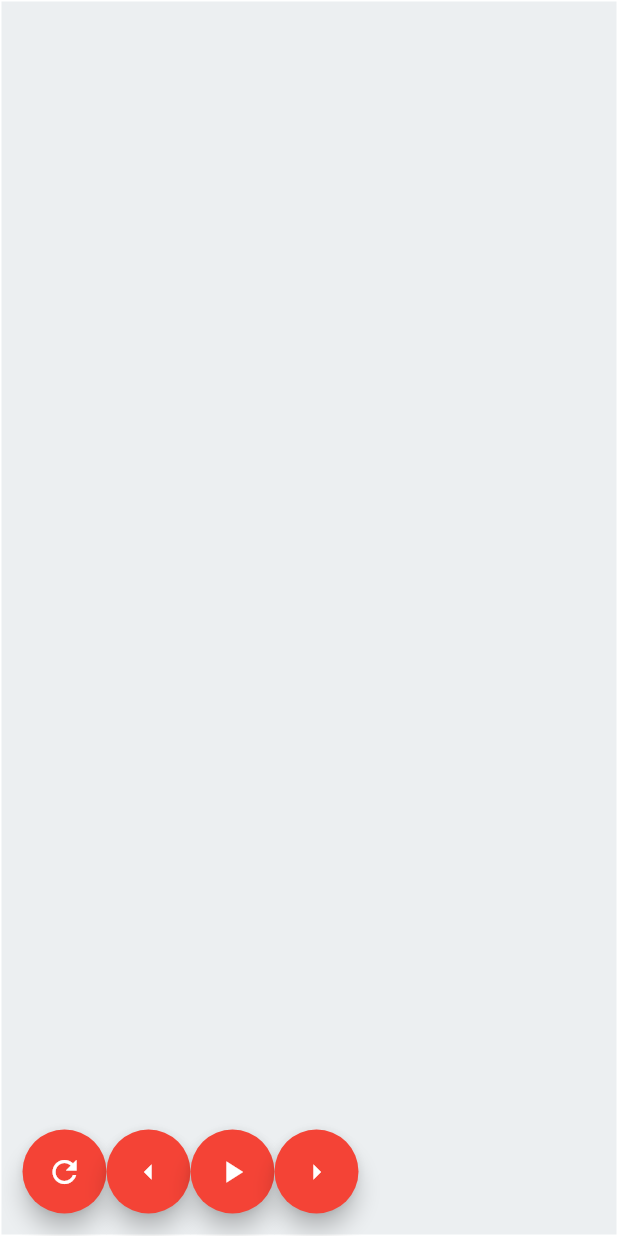
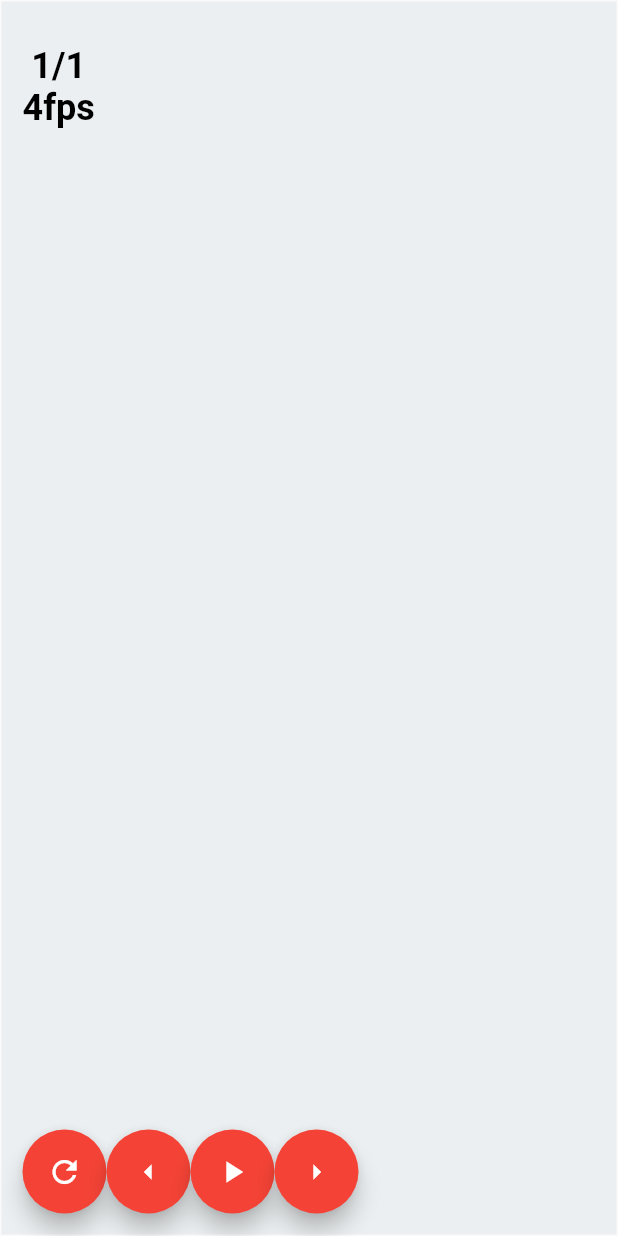
Before and after one commit to mkizka/flumemo, a Flutter app: the screen it shows after launch, on a phone screen of 412 x 824 dp. Run offline on Flutter 3.47's test engine with Material 2 defaults, Android fonts, the phone set to English and light mode, and no system bars.

Commit message:
ページ数とfpsを表示

```diff
--- a/lib/draw.dart
+++ b/lib/draw.dart
@@ -24,6 +24,12 @@ class _NoteState extends State<Note> {
       ),
     );
 
+    final _displayStyle = TextStyle(
+      color: Colors.black,
+      fontSize: 24,
+      fontWeight: FontWeight.bold,
+    );
+
     return Stack(
       children: <Widget>[
         GestureDetector(
@@ -38,6 +44,22 @@ class _NoteState extends State<Note> {
             _controller.currentPage.mergeLines();
           },
           child: sketchArea,
+        ),
+        Container(
+          alignment: Alignment.topLeft,
+          padding: EdgeInsets.fromLTRB(15, 30, 15, 30),
+          child: Column(
+            children: [
+              Text(
+                _controller.getPageStateDisplay(),
+                style: _displayStyle,
+              ),
+              Text(
+                _controller.fps.toString() + 'fps',
+                style: _displayStyle,
+              ),
+            ],
+          ),
         ),
         Container(
           alignment: Alignment.bottomRight,
@@ -132,6 +154,10 @@ class NoteController {
   Page get currentPage {
     return pages[pageIndex];
   }
+
+  String getPageStateDisplay() {
+    return (pageIndex + 1).toString() + '/' + pages.length.toString();
+  }
 }
 
 class Page {
--- a/lib/main.dart
+++ b/lib/main.dart
@@ -11,7 +11,9 @@ class MyApp extends StatelessWidget {
       theme: ThemeData(
         primarySwatch: Colors.blue,
       ),
-      home: Note(),
+      home: Scaffold(
+        body: Note(),
+      ),
     );
   }
 }
```
